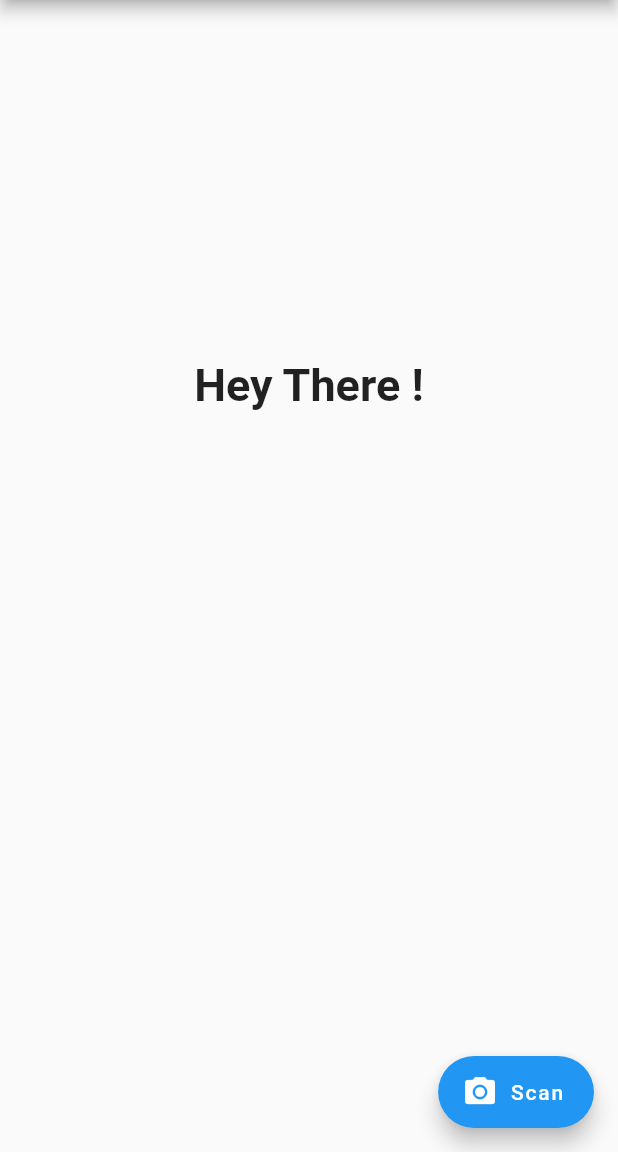
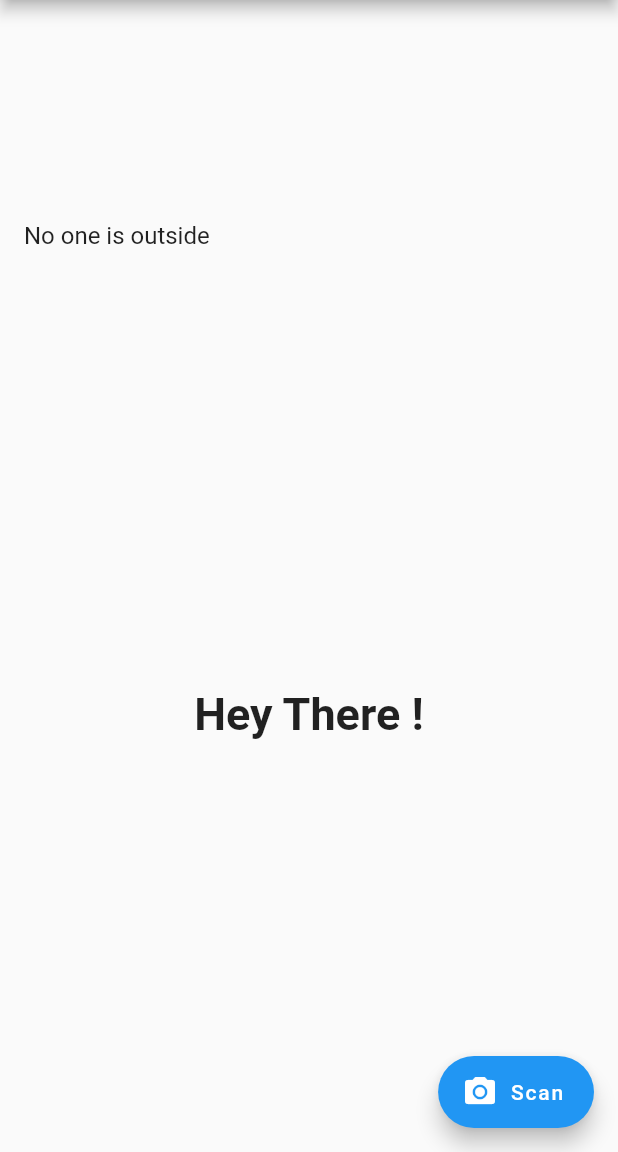
Before and after one commit to ParwaanVirk/OutPass_App, a Flutter app: the screen it shows after launch, on a phone screen of 412 x 824 dp, the part 84-1236 px from its top. Run offline on Flutter 3.47's test engine with Material 2 defaults, Android fonts, the phone set to English and light mode, and no system bars; our stand-ins replace cloud_firestore, fluttertoast; missing offline and left inert: barcode_scan; accounts and stored records are empty.

Commit message:
Users Outside list done

```diff
--- a/qr_scan/lib/main.dart
+++ b/qr_scan/lib/main.dart
@@ -220,6 +220,7 @@ class HomePageState extends State<HomePage> {
       body: Column(
         mainAxisAlignment: MainAxisAlignment.spaceEvenly,
         children: [
+          Container(height: 200, child: ExpenseList()),
           isImage
               ? Image(
                   image: NetworkImage(imageUrl),
@@ -263,3 +264,35 @@ class HomePageState extends State<HomePage> {
     );
   }
 }
+
+class ExpenseList extends StatelessWidget {
+  @override
+  Widget build(BuildContext context) {
+    return new StreamBuilder<QuerySnapshot>(
+        stream: Firestore.instance.collection("users_outside").snapshots(),
+        builder: (BuildContext context, AsyncSnapshot<QuerySnapshot> snapshot) {
+          if (!snapshot.hasData) return new Text("Loading");
+          return ListView(
+            children: getExpenseItems(snapshot),
+            itemExtent: 40,
+          );
+        });
+  }
+
+  getExpenseItems(AsyncSnapshot<QuerySnapshot> snapshot) {
+    List<DocumentSnapshot> x = snapshot.data.documents;
+    x.removeWhere((item) => item.documentID == "null");
+    if (x.length != 0) {
+      return snapshot.data.documents
+          .map((doc) => ListTile(
+                title: new Text(doc.documentID),
+
+                // subtitle: new Text(doc.documentID)
+              ))
+          .toList();
+    }
+    else{
+      return [ListTile(title:Text("No one is outside"))];
+    }
+  }
+}
```
